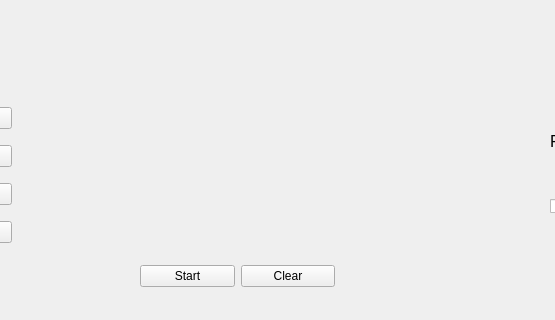
Old version of the form Utilities/GUI.ui in the repository M-Bahy/Data-preprocessing-pipeline; both pictures show x 210 to 765 and y 89 to 409 of the 894 by 409 pixel window.
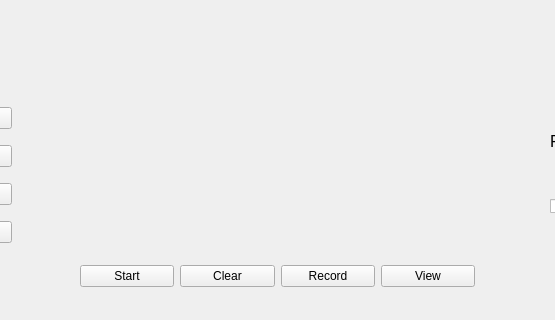
New version of the form. Icons and pictures are not drawn.

```diff
--- a/Utilities/GUI.ui
+++ b/Utilities/GUI.ui
@@ -255,9 +255,9 @@
    <widget class="QWidget" name="layoutWidget">
     <property name="geometry">
      <rect>
-      <x>350</x>
+      <x>290</x>
       <y>350</y>
-      <width>195</width>
+      <width>395</width>
       <height>31</height>
      </rect>
     </property>
@@ -276,6 +276,20 @@
        </property>
       </widget>
      </item>
+     <item>
+      <widget class="QPushButton" name="record_button">
+       <property name="text">
+        <string>Record</string>
+       </property>
+      </widget>
+     </item>
+     <item>
+      <widget class="QPushButton" name="view_button">
+       <property name="text">
+        <string>View</string>
+       </property>
+      </widget>
+     </item>
     </layout>
    </widget>
    <widget class="QCheckBox" name="live">
```
